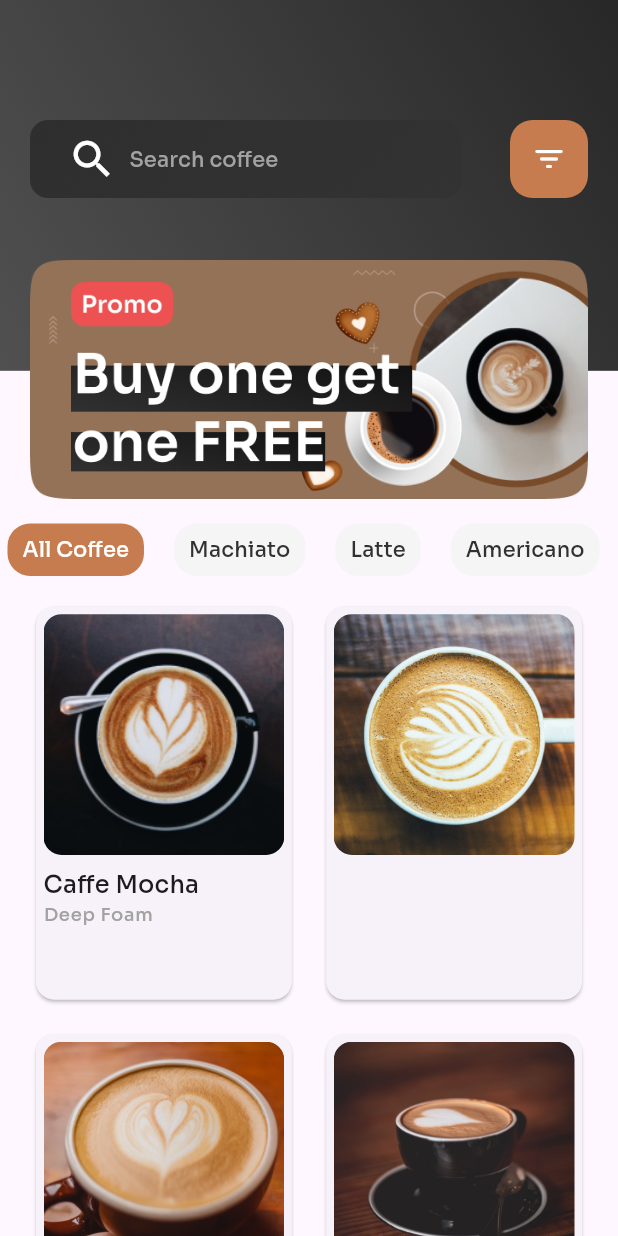
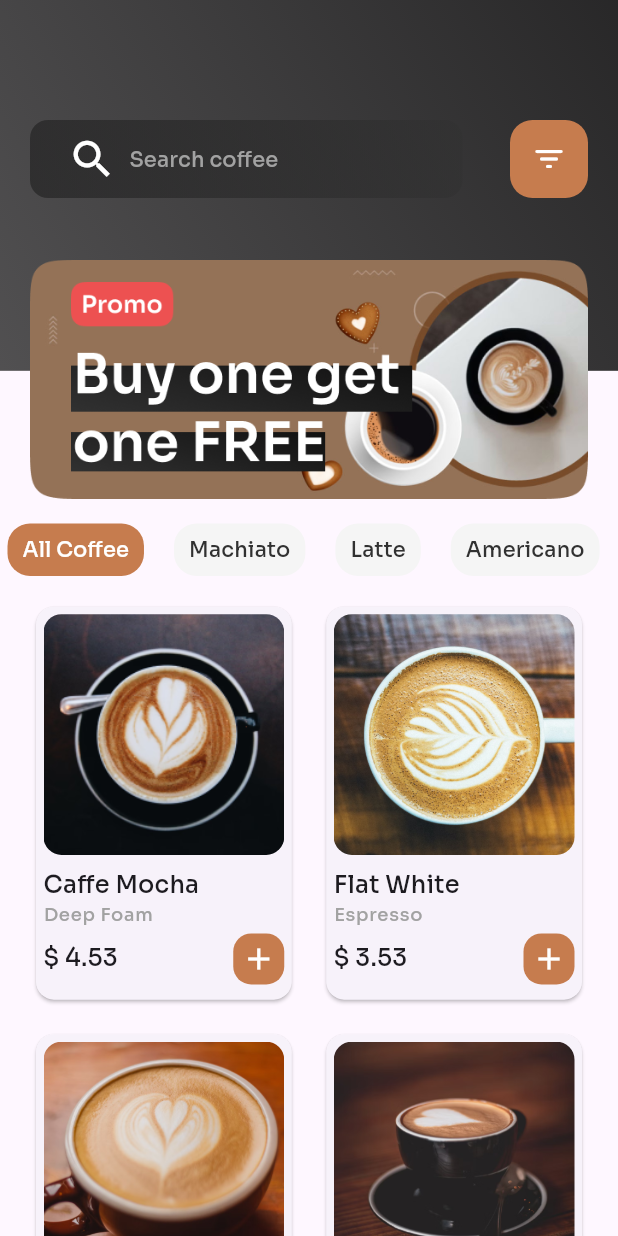
Before and after one commit to elsankry02/Coffee_Shop_App, a Flutter app: the HomePage screen opened by its route, on a phone screen of 412 x 824 dp. Run offline on Flutter 3.47's test engine with Material 3 defaults, Android fonts, the phone set to English and light mode, and no system bars; our stand-ins replace auto_route.

Commit message:
finish home page

```diff
--- a/lib/core/constants/image_manger.dart
+++ b/lib/core/constants/image_manger.dart
@@ -6,4 +6,6 @@ class ImageManger {
   static const kCoffee3 = 'assets/image/Coffee3.png';
   static const kCoffee4 = 'assets/image/Coffee4.png';
   static const kCoffee5 = 'assets/image/Coffee5.png';
+  static const kPuterUsers = 'assets/image/puter_users_flat_icons.png';
+  static const kSingle = 'assets/image/single.png';
 }
--- a/lib/features/data/models/card_model.dart
+++ b/lib/features/data/models/card_model.dart
@@ -21,35 +21,35 @@ List<CardModel> cardModel = [
     image: ImageManger.kCoffee1,
     titel: 'Caffe Mocha',
     subTitel: 'Deep Foam',
-    price: '',
+    price: '4.53',
     icon: SvgManger.kPlus,
   ),
   CardModel(
     image: ImageManger.kCoffee2,
-    titel: '',
-    subTitel: '',
-    price: '',
+    titel: 'Flat White',
+    subTitel: 'Espresso',
+    price: '3.53',
     icon: SvgManger.kPlus,
   ),
   CardModel(
     image: ImageManger.kCoffee3,
-    titel: 'Flat White',
-    subTitel: '',
-    price: '',
+    titel: 'Mocha Fusi',
+    subTitel: 'Ice/Hot',
+    price: '8.53',
     icon: SvgManger.kPlus,
   ),
   CardModel(
     image: ImageManger.kCoffee4,
-    titel: '',
-    subTitel: '',
-    price: '',
+    titel: 'Irish Coffee',
+    subTitel: 'Popular',
+    price: '5.53',
     icon: SvgManger.kPlus,
   ),
   CardModel(
     image: ImageManger.kCoffee5,
-    titel: '',
-    subTitel: '',
-    price: '',
+    titel: 'Affogato',
+    subTitel: 'Creamy',
+    price: '5.53',
     icon: SvgManger.kPlus,
   ),
 ];
--- a/lib/features/pages/home/widget/category_card_items_widget.dart
+++ b/lib/features/pages/home/widget/category_card_items_widget.dart
@@ -24,7 +24,9 @@ class CategoryCardItemsWidget extends StatelessWidget {
           //! object Model
           final model = cardModel[index];
           return GestureDetector(
-            onTap: () {},
+            onTap: () {
+
+            },
             child: Container(
               decoration: BoxDecoration(),
               child: Card(
@@ -37,6 +39,7 @@ class CategoryCardItemsWidget extends StatelessWidget {
                         children: [
                           ClipRRect(
                             borderRadius: BorderRadius.circular(12),
+                            //! image
                             child: Image.asset(
                               cardModel[index].image,
                               fit: BoxFit.cover,
@@ -45,16 +48,44 @@ class CategoryCardItemsWidget extends StatelessWidget {
                         ],
                       ),
                       SizedBox(height: h * 0.010),
+                      //! titel
                       Text(
                         model.titel,
                         style: textTheme.titleMedium,
                         overflow: TextOverflow.ellipsis,
                       ),
+                      //! subTitel
                       Text(
                         model.subTitel,
                         style: textTheme.labelMedium!
                             .copyWith(color: ColorManger.k7),
                         overflow: TextOverflow.ellipsis,
+                      ),
+                      SizedBox(height: h * 0.005),
+                      Row(
+                        mainAxisAlignment: MainAxisAlignment.spaceBetween,
+                        children: [
+                          //! price
+                          Text("\$ ${model.price}",
+                              style: textTheme.titleMedium),
+                          //! on tap
+                          GestureDetector(
+                            onTap: () {},
+                            child: Container(
+                              padding: EdgeInsetsDirectional.all(5),
+                              decoration: BoxDecoration(
+                                  borderRadius: BorderRadius.circular(12),
+                                  color: ColorManger.kMaterialColor),
+                              //! icon
+                              child: Center(
+                                child: Icon(
+                                  Icons.add,
+                                  color: Colors.white,
+                                ),
+                              ),
+                            ),
+                          ),
+                        ],
                       ),
                     ],
                   ),
```
Also changed, not shown: assets/image/puter_users_flat_icons.png (added), assets/image/single.png (added).
